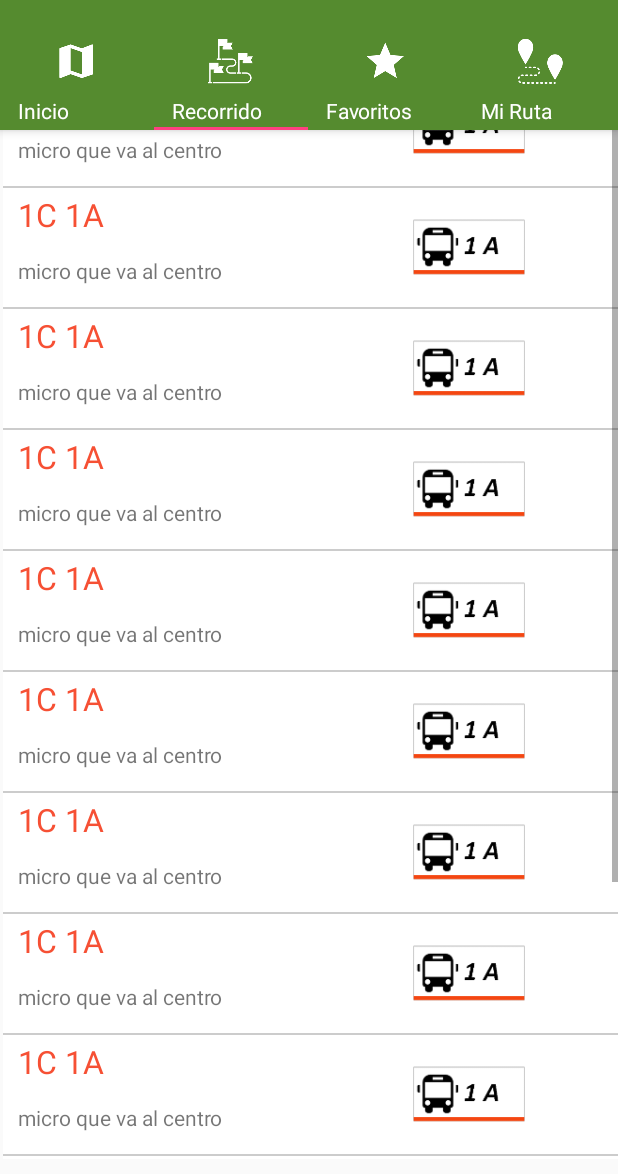
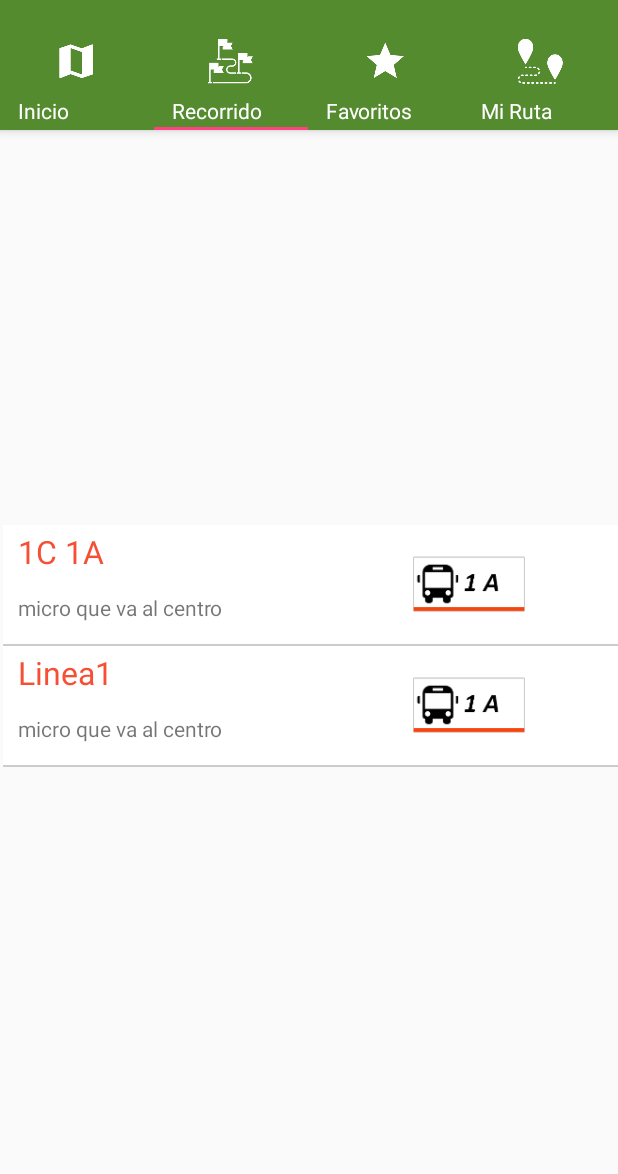
Before and after one commit to jhope2009/nMicro-Temuco, an Android app: the screen it shows after launch (MainActivity), tab 2 chosen, on a phone screen of 412 x 824 dp, the part 62-1236 px from its top. Run offline under Robolectric (Android 15) with nearby library versions, the phone set to English and light mode, and no system bars; libraries missing offline, so code that uses them is left out: org.osmdroid.tileprovider, org.osmdroid.util, org.osmdroid.views; 13 statements that could not run were skipped.

Commit message:
corregidos algunos errores

```diff
--- a/app/build.gradle
+++ b/app/build.gradle
@@ -38,4 +38,5 @@ dependencies {
     testCompile 'junit:junit:4.12'
     compile files('libs/mysql-connector-java-5.1.39-bin.jar')
     compile 'com.google.android.gms:play-services-maps:9.6.1'
+    compile 'com.google.android.gms:play-services-ads:9.6.1'
 }
--- a/app/src/main/java/inf/uct/nmicro/MainActivity.java
+++ b/app/src/main/java/inf/uct/nmicro/MainActivity.java
@@ -64,7 +64,7 @@ public class MainActivity extends AppCompatActivity {
             e.printStackTrace();
         }
 
-        List<Company> Lineas = myDbHelper.GetAllCompany();
+        List<Company> Lineas = myDbHelper.findCompanies();
 
         for(Company linea : Lineas){
             System.out.println(linea.getIdCompany()+" / "+linea.getName()+" / "+linea.getRut());
--- a/app/src/main/java/inf/uct/nmicro/fragments/FragmentMap.java
+++ b/app/src/main/java/inf/uct/nmicro/fragments/FragmentMap.java
@@ -11,9 +11,14 @@ import android.view.View;
 import android.view.ViewGroup;
 import android.widget.AdapterView;
 import android.widget.ListView;
+
+import java.io.IOException;
 import java.util.ArrayList;
+import java.util.List;
 
 import inf.uct.nmicro.R;
+import inf.uct.nmicro.model.Company;
+import inf.uct.nmicro.sqlite.DataBaseHelper;
 import inf.uct.nmicro.utils.AdapterCategory;
 import inf.uct.nmicro.utils.Category;
 
@@ -42,10 +47,23 @@ public class FragmentMap extends Fragment {
 
         Category cat = new Category("Recorrido","1C 1A","micro que va al centro",getResources().getDrawable(R.drawable.ic_1a));
         category.add(cat);
-        cat = new Category("Recorrido","1C 1A","micro que va al centro",getResources().getDrawable(R.drawable.ic_1a));
-        category.add(cat);
-        cat = new Category("Recorrido","1C 1A","micro que va al centro",getResources().getDrawable(R.drawable.ic_1a));
-        category.add(cat);
+
+        DataBaseHelper myDbHelper = new DataBaseHelper(this.getActivity());
+        try {
+            myDbHelper.NoCheckCreateDataBase();
+        } catch (IOException e) {
+            e.printStackTrace();
+        }
+
+
+        List<Company> Lineas = myDbHelper.findCompanies();
+
+
+        for(Company linea : Lineas){
+            cat = new Category("Recorrido",linea.getName(),"micro que va al centro",getResources().getDrawable(R.drawable.ic_1a));
+            category.add(cat);
+            //System.out.println(linea.getIdCompany()+" / "+linea.getName()+" / "+linea.getRut());
+        }
 
         View rootView = inflater.inflate(R.layout.fragment_mapa, container, false);
 
--- a/app/src/main/java/inf/uct/nmicro/fragments/FragmentRoutes.java
+++ b/app/src/main/java/inf/uct/nmicro/fragments/FragmentRoutes.java
@@ -10,9 +10,15 @@ import android.view.View;
 import android.view.ViewGroup;
 import android.widget.AdapterView;
 import android.widget.ListView;
+
+import java.io.IOException;
 import java.util.ArrayList;
+import java.util.List;
 
 import inf.uct.nmicro.R;
+import inf.uct.nmicro.model.Company;
+import inf.uct.nmicro.model.Route;
+import inf.uct.nmicro.sqlite.DataBaseHelper;
 import inf.uct.nmicro.utils.AdapterCategory;
 import inf.uct.nmicro.utils.Category;
 
@@ -21,6 +27,10 @@ import inf.uct.nmicro.utils.Category;
  */
 public class FragmentRoutes extends Fragment {
 
+
+    private ListView lv;
+    private AdapterCategory adapter;
+    private Category cat;
 
     public FragmentRoutes() {
         // Required empty public constructor
@@ -36,38 +46,31 @@ public class FragmentRoutes extends Fragment {
 
         ArrayList<Category> category = new ArrayList<Category>();
 
-        Category cat = new Category("Recorrido","1C 1A","micro que va al centro",getResources().getDrawable(R.drawable.ic_1a));
-        category.add(cat);
-        cat = new Category("Recorrido","1C 1A","micro que va al centro",getResources().getDrawable(R.drawable.ic_1a));
-        category.add(cat);
-        cat = new Category("Recorrido","1C 1A","micro que va al centro",getResources().getDrawable(R.drawable.ic_1a));
-        category.add(cat);
-        cat = new Category("Recorrido","1C 1A","micro que va al centro",getResources().getDrawable(R.drawable.ic_1a));
-        category.add(cat);
-        cat = new Category("Recorrido","1C 1A","micro que va al centro",getResources().getDrawable(R.drawable.ic_1a));
-        category.add(cat);
-        cat = new Category("Recorrido","1C 1A","micro que va al centro",getResources().getDrawable(R.drawable.ic_1a));
-        category.add(cat);
-        cat = new Category("Recorrido","1C 1A","micro que va al centro",getResources().getDrawable(R.drawable.ic_1a));
-        category.add(cat);
-        cat = new Category("Recorrido","1C 1A","micro que va al centro",getResources().getDrawable(R.drawable.ic_1a));
-        category.add(cat);
-        cat = new Category("Recorrido","1C 1A","micro que va al centro",getResources().getDrawable(R.drawable.ic_1a));
-        category.add(cat);
-        cat = new Category("Recorrido","1C 1A","micro que va al centro",getResources().getDrawable(R.drawable.ic_1a));
-        category.add(cat);
-        cat = new Category("Recorrido","1C 1A","micro que va al centro",getResources().getDrawable(R.drawable.ic_1a));
-        category.add(cat);
-        cat = new Category("Recorrido","1C 1A","micro que va al centro",getResources().getDrawable(R.drawable.ic_1a));
-        category.add(cat);
         cat = new Category("Recorrido","1C 1A","micro que va al centro",getResources().getDrawable(R.drawable.ic_1a));
         category.add(cat);
 
+        View rootView = inflater.inflate(R.layout.fragment_routes, container, false);
+        lv = (ListView) rootView.findViewById(R.id.ListView);
 
-        View rootView = inflater.inflate(R.layout.fragment_routes, container, false);
 
-        ListView lv = (ListView) rootView.findViewById(R.id.ListView);
-        AdapterCategory adapter = new AdapterCategory(this.getActivity(), category);
+        DataBaseHelper myDbHelper = new DataBaseHelper(this.getActivity());
+        try {
+            myDbHelper.NoCheckCreateDataBase();
+        } catch (IOException e) {
+            e.printStackTrace();
+        }
+
+
+        List<Company> Lineas = myDbHelper.findCompanies();
+
+
+        for(Company linea : Lineas){
+            cat = new Category("Recorrido",linea.getName(),"micro que va al centro",getResources().getDrawable(R.drawable.ic_1a));
+            category.add(cat);
+            //System.out.println(linea.getIdCompany()+" / "+linea.getName()+" / "+linea.getRut());
+        }
+
+        adapter = new AdapterCategory(this.getActivity(), category);
         lv.setOnItemClickListener(new AdapterView.OnItemClickListener() {
             @Override
             public void onItemClick(AdapterView<?> parent, View view, int position, long id) {
@@ -76,6 +79,7 @@ public class FragmentRoutes extends Fragment {
 
             }
         });
+
         lv.setAdapter(adapter);
         return rootView;
     }
--- a/app/src/main/res/layout/activity_main.xml
+++ b/app/src/main/res/layout/activity_main.xml
@@ -14,7 +14,7 @@
             android:layout_width="match_parent"
             android:layout_height="?attr/actionBarSize"
             android:background="?attr/colorPrimary"
-            app:layout_scrollFlags="scroll|enterAlways"
+            app:layout_scrollFlags="scroll|snap"
             android:titleTextColor="#ffffff"
             app:popupTheme="@style/ThemeOverlay.AppCompat.Light" />
 
@@ -27,19 +27,13 @@
             app:tabGravity="fill"/>
     </android.support.design.widget.AppBarLayout>
 <!--subiendo primer cambio-->
+
     <LinearLayout
         android:orientation="vertical"
         android:layout_width="match_parent"
-        android:layout_height="match_parent">
+        android:layout_height="438dp"
+        android:layout_gravity="bottom">
 
-<inf.uct.nmicro.fragments.CustomViewPager
-    android:id="@+id/viewpager"
-    android:layout_width="match_parent"
-    android:layout_height="match_parent"
-    android:textAlignment="center"
-    android:textColor="#ffffff" >
-    app:layout_behavior="@string/appbar_scrolling_view_behavior"
-</inf.uct.nmicro.fragments.CustomViewPager>
         <!--
                 <android.support.v4.view.ViewPager
                     android:id="@+id/viewpager"
@@ -49,6 +43,14 @@
 
                 </android.support.v4.view.ViewPager>
         -->
+        <inf.uct.nmicro.fragments.CustomViewPager
+            android:id="@+id/viewpager"
+            android:layout_width="match_parent"
+            android:layout_height="match_parent"
+            android:textAlignment="center"
+            android:textColor="#ffffff">
+            app:layout_behavior="@string/appbar_scrolling_view_behavior"
+        </inf.uct.nmicro.fragments.CustomViewPager>
     </LinearLayout>
 
 </android.support.design.widget.CoordinatorLayout>
```
Also changed, not shown: app/src/main/java/inf/uct/nmicro/sqlite/DataBaseHelper.java (+18 -0 lines), app/src/main/res/layout/fragment_mapa.xml (+7 -4 lines). Lines whose indentation alone changed are shown as unchanged.
